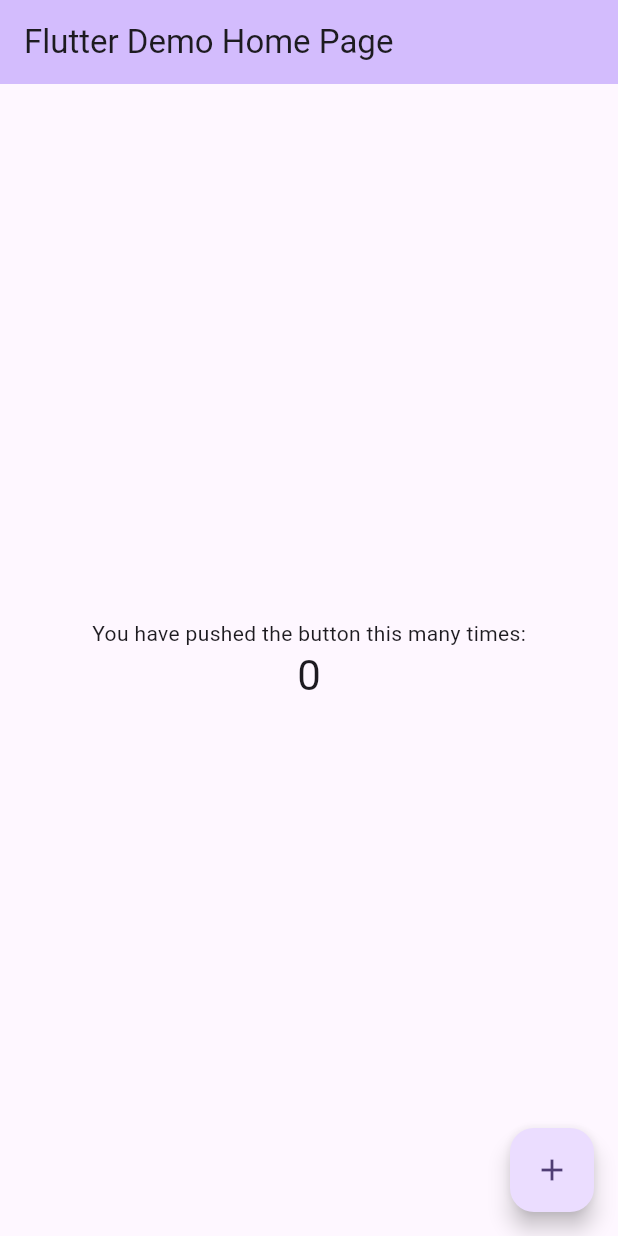
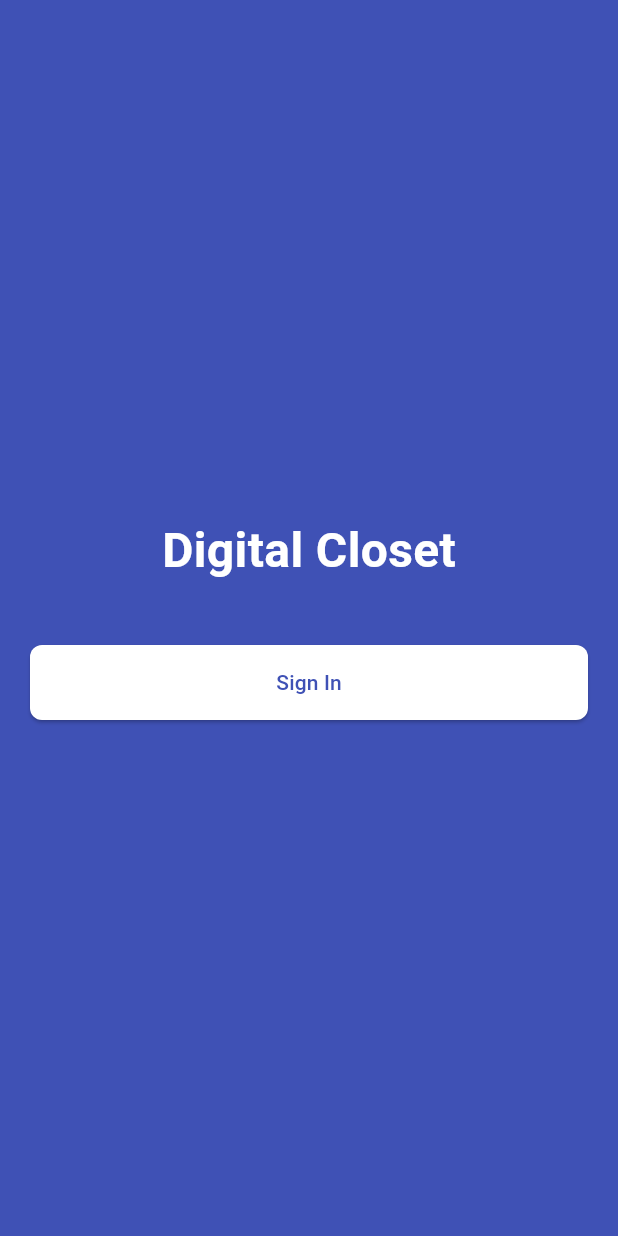
Before and after one commit to muqrock/closet_mate, a Flutter app: the screen it shows after launch, on a phone screen of 412 x 824 dp. Run offline on Flutter 3.47's test engine with Material 3 defaults, Android fonts, the phone set to English and light mode, and no system bars; our stand-ins replace material_design_icons_flutter.

Commit message:
add home_page and login_page

```diff
--- a/lib/main.dart
+++ b/lib/main.dart
@@ -1,122 +1,24 @@
 import 'package:flutter/material.dart';
+import 'screens/login_page.dart';
+import 'screens/home_page.dart';
 
 void main() {
-  runApp(const MyApp());
+  runApp(const DigitalClosetApp());
 }
 
-class MyApp extends StatelessWidget {
-  const MyApp({super.key});
+class DigitalClosetApp extends StatelessWidget {
+  const DigitalClosetApp({super.key});
 
-  // This widget is the root of your application.
   @override
   Widget build(BuildContext context) {
     return MaterialApp(
-      title: 'Flutter Demo',
-      theme: ThemeData(
-        // This is the theme of your application.
-        //
-        // TRY THIS: Try running your application with "flutter run". You'll see
-        // the application has a purple toolbar. Then, without quitting the app,
-        // try changing the seedColor in the colorScheme below to Colors.green
-        // and then invoke "hot reload" (save your changes or press the "hot
-        // reload" button in a Flutter-supported IDE, or press "r" if you used
-        // the command line to start the app).
-        //
-        // Notice that the counter didn't reset back to zero; the application
-        // state is not lost during the reload. To reset the state, use hot
-        // restart instead.
-        //
-        // This works for code too, not just values: Most code changes can be
-        // tested with just a hot reload.
-        colorScheme: ColorScheme.fromSeed(seedColor: Colors.deepPurple),
-      ),
-      home: const MyHomePage(title: 'Flutter Demo Home Page'),
+      title: 'Digital Closet',
+      theme: ThemeData(primarySwatch: Colors.indigo),
+      initialRoute: '/login',
+      routes: {
+        '/login': (context) => const LoginPage(),
+        '/home': (context) => const HomePage(),
+      },
     );
   }
 }
-
-class MyHomePage extends StatefulWidget {
-  const MyHomePage({super.key, required this.title});
-
-  // This widget is the home page of your application. It is stateful, meaning
-  // that it has a State object (defined below) that contains fields that affect
-  // how it looks.
-
-  // This class is the configuration for the state. It holds the values (in this
-  // case the title) provided by the parent (in this case the App widget) and
-  // used by the build method of the State. Fields in a Widget subclass are
-  // always marked "final".
-
-  final String title;
-
-  @override
-  State<MyHomePage> createState() => _MyHomePageState();
-}
-
-class _MyHomePageState extends State<MyHomePage> {
-  int _counter = 0;
-
-  void _incrementCounter() {
-    setState(() {
-      // This call to setState tells the Flutter framework that something has
-      // changed in this State, which causes it to rerun the build method below
-      // so that the display can reflect the updated values. If we changed
-      // _counter without calling setState(), then the build method would not be
-      // called again, and so nothing would appear to happen.
-      _counter++;
-    });
-  }
-
-  @override
-  Widget build(BuildContext context) {
-    // This method is rerun every time setState is called, for instance as done
-    // by the _incrementCounter method above.
-    //
-    // The Flutter framework has been optimized to make rerunning build methods
-    // fast, so that you can just rebuild anything that needs updating rather
-    // than having to individually change instances of widgets.
-    return Scaffold(
-      appBar: AppBar(
-        // TRY THIS: Try changing the color here to a specific color (to
-        // Colors.amber, perhaps?) and trigger a hot reload to see the AppBar
-        // change color while the other colors stay the same.
-        backgroundColor: Theme.of(context).colorScheme.inversePrimary,
-        // Here we take the value from the MyHomePage object that was created by
-        // the App.build method, and use it to set our appbar title.
-        title: Text(widget.title),
-      ),
-      body: Center(
-        // Center is a layout widget. It takes a single child and positions it
-        // in the middle of the parent.
-        child: Column(
-          // Column is also a layout widget. It takes a list of children and
-          // arranges them vertically. By default, it sizes itself to fit its
-          // children horizontally, and tries to be as tall as its parent.
-          //
-          // Column has various properties to control how it sizes itself and
-          // how it positions its children. Here we use mainAxisAlignment to
-          // center the children vertically; the main axis here is the vertical
-          // axis because Columns are vertical (the cross axis would be
-          // horizontal).
-          //
-          // TRY THIS: Invoke "debug painting" (choose the "Toggle Debug Paint"
-          // action in the IDE, or press "p" in the console), to see the
-          // wireframe for each widget.
-          mainAxisAlignment: MainAxisAlignment.center,
-          children: <Widget>[
-            const Text('You have pushed the button this many times:'),
-            Text(
-              '$_counter',
-              style: Theme.of(context).textTheme.headlineMedium,
-            ),
-          ],
-        ),
-      ),
-      floatingActionButton: FloatingActionButton(
-        onPressed: _incrementCounter,
-        tooltip: 'Increment',
-        child: const Icon(Icons.add),
-      ), // This trailing comma makes auto-formatting nicer for build methods.
-    );
-  }
-}
--- /dev/null
+++ b/lib/screens/login_page.dart
@@ -0,0 +1,45 @@
+import 'package:flutter/material.dart';
+
+class LoginPage extends StatelessWidget {
+  const LoginPage({super.key});
+
+  @override
+  Widget build(BuildContext context) {
+    return Scaffold(
+      backgroundColor: Colors.indigo,
+      body: Center(
+        child: Padding(
+          padding: const EdgeInsets.all(20.0),
+          child: Column(
+            mainAxisSize: MainAxisSize.min,
+            children: [
+              const Text(
+                'Digital Closet',
+                style: TextStyle(
+                  color: Colors.white,
+                  fontSize: 32,
+                  fontWeight: FontWeight.bold,
+                ),
+              ),
+              const SizedBox(height: 40),
+              ElevatedButton(
+                onPressed: () {
+                  Navigator.pushReplacementNamed(context, '/home');
+                },
+                style: ElevatedButton.styleFrom(
+                  backgroundColor: Colors.white,
+                  foregroundColor: Colors.indigo,
+                  shape: RoundedRectangleBorder(
+                    borderRadius: BorderRadius.circular(8),
+                  ),
+                  minimumSize: const Size.fromHeight(50),
+                ),
+                child: const Text('Sign In'),
+              ),
+            ],
+          ),
+        ),
+      ),
+    );
+  }
+}
--- a/pubspec.yaml
+++ b/pubspec.yaml
@@ -30,6 +30,7 @@ environment:
 dependencies:
   flutter:
     sdk: flutter
+  material_design_icons_flutter: ^5.0.6595
 
   # The following adds the Cupertino Icons font to your application.
   # Use with the CupertinoIcons class for iOS style icons.
```
Also changed, not shown: lib/screens/home_page.dart (added, +124 -0 lines), pubspec.lock.
